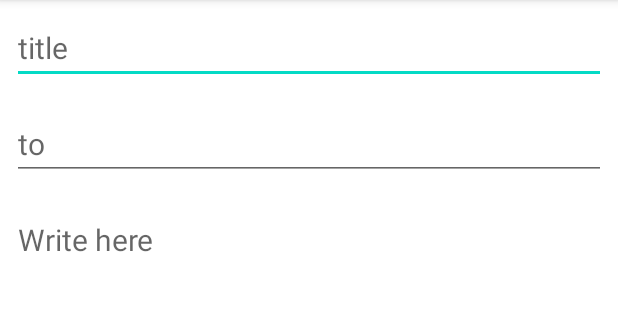
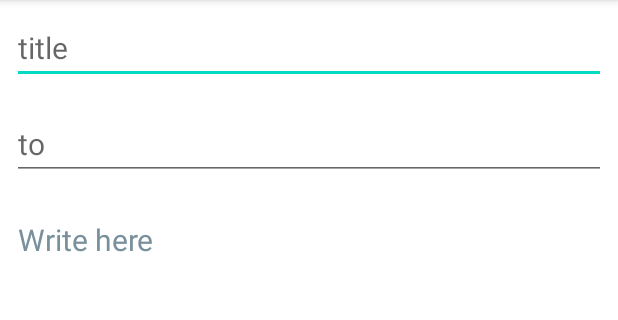
Before and after one commit to Goliaeth/SendMailScreen, an Android app: the screen it shows after launch (MainActivity), on a phone screen of 412 x 824 dp, the part 84-404 px from its top. Run offline under Robolectric (Android 15) with nearby library versions, the phone set to English and light mode, and no system bars.

Commit message:
add android styling(styles)

```diff
--- a/app/src/main/res/layout/activity_main.xml
+++ b/app/src/main/res/layout/activity_main.xml
@@ -9,34 +9,26 @@
     <EditText
         android:layout_width="match_parent"
         android:layout_height="wrap_content"
-        android:layout_margin="@dimen/margin_eight"
         android:autofillHints="title"
         android:hint="@string/str_title"
-        android:inputType="text"
-        android:textColor="@android:color/black"
-        android:textSize="@dimen/font_twenty" />
+        style="@style/edit_text_styling" />
 
     <EditText
         android:layout_width="match_parent"
         android:layout_height="wrap_content"
-        android:layout_margin="@dimen/margin_eight"
         android:hint="@string/str_to"
         android:importantForAutofill="no"
-        android:inputType="text"
-        android:textColor="@android:color/black"
-        android:textSize="@dimen/font_twenty" />
+        style="@style/edit_text_styling"/>
 
     <EditText
         android:layout_width="match_parent"
         android:layout_height="0dp"
         android:layout_weight="1"
-        android:layout_margin="@dimen/margin_eight"
         android:gravity="top"
         android:hint="@string/str_containing_text"
         android:importantForAutofill="no"
-        android:inputType="text"
-        android:textColor="@android:color/black"
-        android:textSize="@dimen/font_twenty" />
+        android:textColorHint="#78909C"
+        style="@style/edit_text_styling"/>
 
     <Button
         android:layout_width="match_parent"
--- /dev/null
+++ b/app/src/main/res/values/styles.xml
@@ -0,0 +1,10 @@
+<?xml version="1.0" encoding="utf-8"?>
+<resources>
+
+    <style name="edit_text_styling">
+        <item name="android:layout_margin">@dimen/margin_eight</item>
+        <item name="android:inputType">text</item>
+        <item name="android:textColor">@android:color/black</item>
+        <item name="android:textSize">@dimen/font_twenty</item>
+    </style>
+</resources>
```
